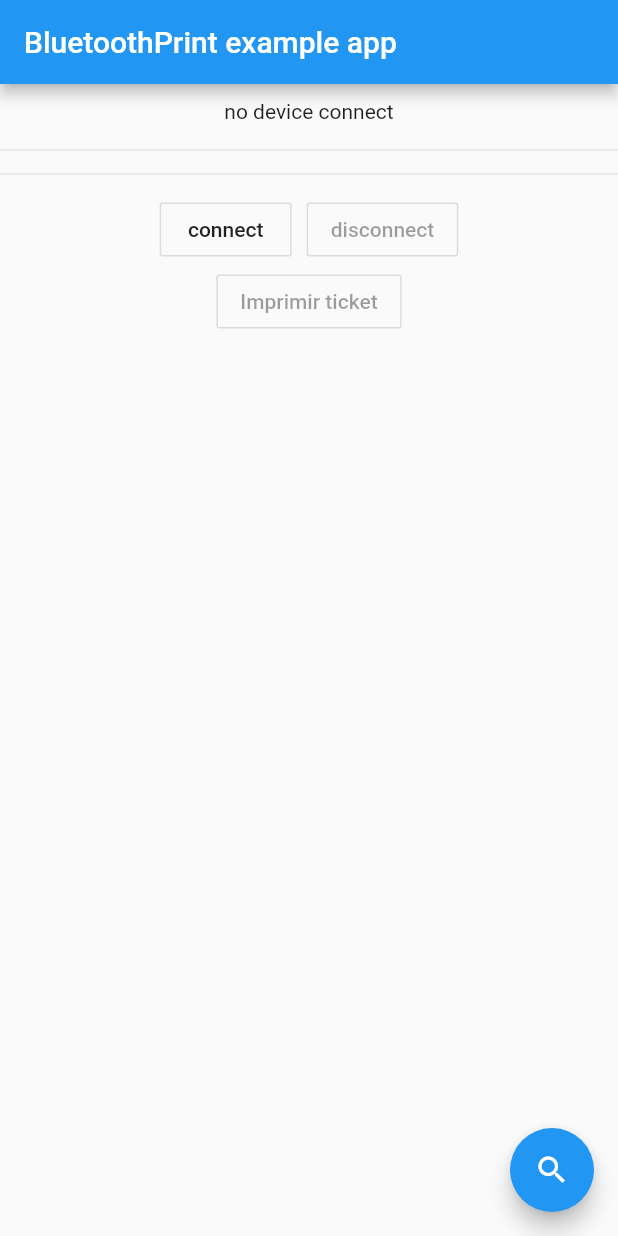
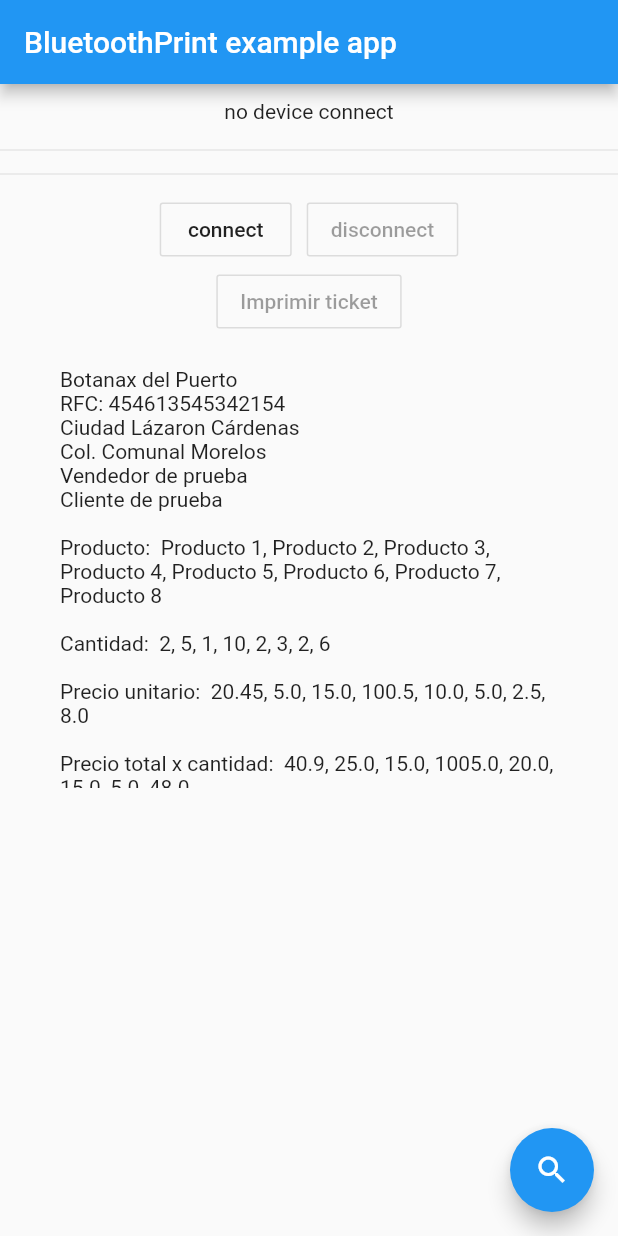
Before and after one commit to landowolf10/flutter_print_pdf, a Flutter app: the screen it shows after launch, on a phone screen of 412 x 824 dp. Run offline on Flutter 3.47's test engine with Material 2 defaults, Android fonts, the phone set to English and light mode, and no system bars; missing offline and left inert: bluetooth_print.

Commit message:
Preview del ticket a imprimir.

```diff
--- a/lib/main.dart
+++ b/lib/main.dart
@@ -37,23 +37,39 @@ class _MyAppState extends State<MyApp> {
     listaProductos.add("Producto 2");
     listaProductos.add("Producto 3");
     listaProductos.add("Producto 4");
+    listaProductos.add("Producto 5");
+    listaProductos.add("Producto 6");
+    listaProductos.add("Producto 7");
+    listaProductos.add("Producto 8");
 
     listaCantidad.add(2);
     listaCantidad.add(5);
     listaCantidad.add(1);
     listaCantidad.add(10);
+    listaCantidad.add(2);
+    listaCantidad.add(3);
+    listaCantidad.add(2);
+    listaCantidad.add(6);
 
     listaPrecios.add(20.45);
     listaPrecios.add(5);
     listaPrecios.add(15);
     listaPrecios.add(100.50);
+    listaPrecios.add(10);
+    listaPrecios.add(5);
+    listaPrecios.add(2.50);
+    listaPrecios.add(8);
 
     listaTotalCantidad.add(40.9);
     listaTotalCantidad.add(25);
     listaTotalCantidad.add(15);
     listaTotalCantidad.add(1005);
+    listaTotalCantidad.add(20);
+    listaTotalCantidad.add(15);
+    listaTotalCantidad.add(5);
+    listaTotalCantidad.add(48);
 
-    precioTotal = 140.95;
+    precioTotal = 1173.9;
 
     WidgetsBinding.instance.addPostFrameCallback((_) => initBluetooth());
   }
@@ -215,6 +231,41 @@ class _MyAppState extends State<MyApp> {
                             await bluetoothPrint.printReceipt(config, list);
                           }:null,
                         ),
+                        Container(
+                          height: 300.0,
+                          child: ListView(
+                            padding: const EdgeInsets.all(20.0),
+                              children: <Widget>[
+                                SizedBox(
+                                    height: 280,
+                                    child: ListView(
+                                      children: <Widget>[
+                                        Text("Botanax del Puerto"),
+                                        Text("RFC: 454613545342154"),
+                                        Text("Ciudad Lázaron Cárdenas"),
+                                        Text("Col. Comunal Morelos"),
+                                        Text(vendedor),
+                                        Text(cliente),
+                                        Text(""),
+                                        Text("Producto: " + listaProductos.toString().replaceAll("[", " ").replaceAll("]", "")),
+                                        Text(""),
+                                        Text("Cantidad: " + listaCantidad.toString().replaceAll("[", " ").replaceAll("]", "")),
+                                        Text(""),
+                                        Text("Precio unitario: " + listaPrecios.toString().replaceAll("[", " ").replaceAll("]", "")),
+                                        Text(""),
+                                        Text("Precio total x cantidad: " + listaTotalCantidad.toString().replaceAll("[", " ").replaceAll("]", "")),
+                                        Text(""),
+                                        Text(""),
+                                        Text("Total a pagar: " + precioTotal.toString()),
+                                        Text(""),
+                                        Text("Firma: "),
+                                      ]
+                                    )
+                                  ),
+                              ],
+                            ),
+                        )
+
                       ],
                     ),
                   )
```
